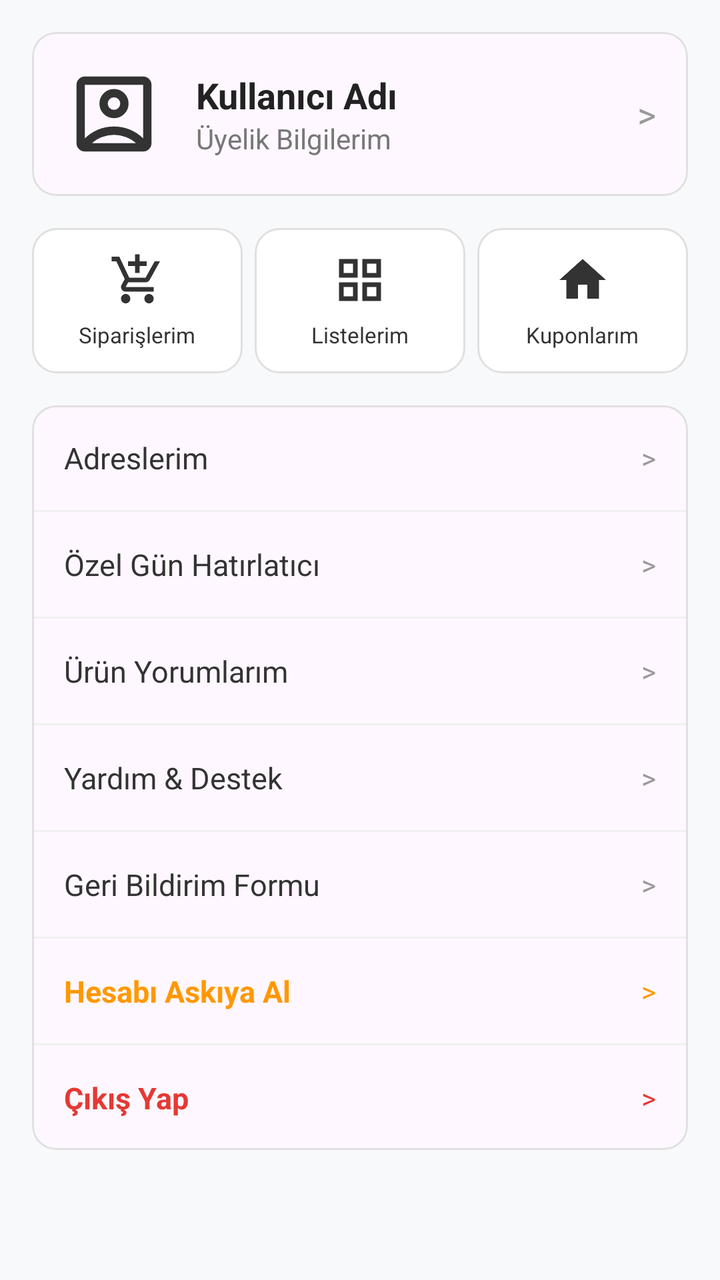
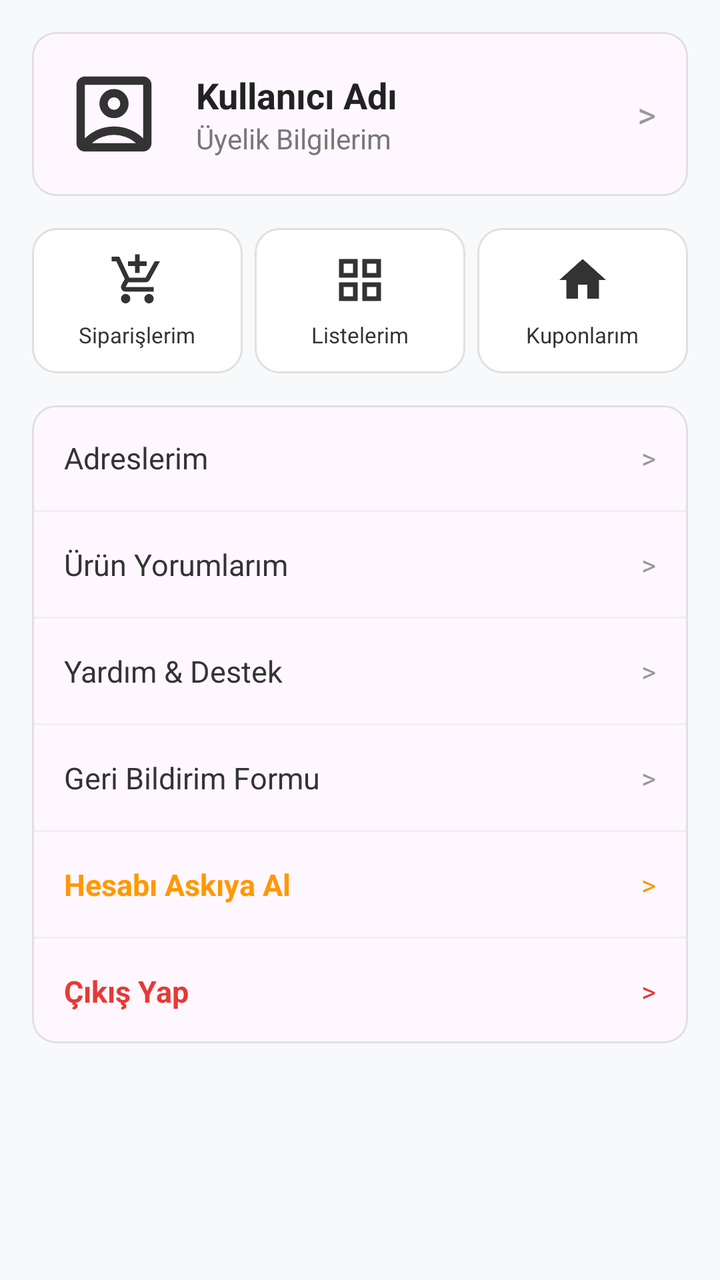

Compare the two renders of this Android layout. The source of the first and the diff that turns it into the second are given below.
<!-- AndroidManifest.xml: application theme Theme.Shingu -->
<!-- res/layout/fragment_profile.xml -->
<?xml version="1.0" encoding="utf-8"?>
<ScrollView xmlns:android="http://schemas.android.com/apk/res/android"
    xmlns:app="http://schemas.android.com/apk/res-auto"
    android:layout_width="match_parent"
    android:layout_height="match_parent"
    android:background="#F8F9FA"
    android:padding="16dp">

    <LinearLayout
        android:layout_width="match_parent"
        android:layout_height="wrap_content"
        android:orientation="vertical">

        
        <com.google.android.material.card.MaterialCardView
            android:id="@+id/cardProfileInfo"
            android:layout_width="match_parent"
            android:clickable="true"
            android:focusable="true"
            android:layout_height="wrap_content"
            android:layout_marginBottom="16dp"
            app:cardCornerRadius="12dp"
            app:cardElevation="0dp"
            app:strokeColor="#E0E0E0"
            app:strokeWidth="1dp">

            <LinearLayout
                android:layout_width="match_parent"
                android:layout_height="wrap_content"
                android:gravity="center_vertical"
                android:orientation="horizontal"
                android:padding="16dp">

                <ImageView
                    android:id="@+id/ivProfileAvatar"
                    android:layout_width="50dp"
                    android:layout_height="50dp"
                    android:src="@drawable/outline_account_box_24"
                    app:tint="#333333" />

                <LinearLayout
                    android:layout_width="0dp"
                    android:layout_height="wrap_content"
                    android:layout_marginStart="16dp"
                    android:layout_weight="1"
                    android:orientation="vertical">

                    <TextView
                        android:id="@+id/tvProfileName"
                        android:layout_width="wrap_content"
                        android:layout_height="wrap_content"
                        android:text="Kullanıcı Adı"
                        android:textColor="#222222"
                        android:textSize="18sp"
                        android:textStyle="bold" />

                    <TextView
                        android:layout_width="wrap_content"
                        android:layout_height="wrap_content"
                        android:text="Üyelik Bilgilerim"
                        android:textColor="#777777"
                        android:textSize="14sp" />
                </LinearLayout>

                <TextView
                    android:layout_width="wrap_content"
                    android:layout_height="wrap_content"
                    android:text=">"
                    android:textColor="#999999"
                    android:textSize="18sp" />
            </LinearLayout>
        </com.google.android.material.card.MaterialCardView>

        
        <Button
            android:id="@+id/btnAdminPanel"
            android:layout_width="match_parent"
            android:layout_height="50dp"
            android:layout_marginBottom="16dp"
            android:text="Yönetici: Ürün Yönetimi"
            android:textColor="#FFFFFF"
            android:textSize="15sp"
            android:textStyle="bold"
            android:visibility="gone"
            app:cornerRadius="12dp"
            app:backgroundTint="#222222" />

        
        <Button
            android:id="@+id/btnAdminAddCategory"
            android:layout_width="match_parent"
            android:layout_height="50dp"
            android:layout_marginBottom="16dp"
            android:text="Yönetici: Kategori Yönetimi"
            android:textColor="#FFFFFF"
            android:textSize="15sp"
            android:textStyle="bold"
            android:visibility="gone"
            app:cornerRadius="12dp"
            app:backgroundTint="#222222" />

        
        <Button
            android:id="@+id/btnAdminUsers"
            android:layout_width="match_parent"
            android:layout_height="50dp"
            android:layout_marginBottom="16dp"
            android:text="Yönetici: Kullanıcı Yönetimi"
            android:textColor="#FFFFFF"
            android:textSize="15sp"
            android:textStyle="bold"
            android:visibility="gone"
            app:cornerRadius="12dp"
            app:backgroundTint="#222222" />

        
        <Button
            android:id="@+id/btnAdminCampaigns"
            android:layout_width="match_parent"
            android:layout_height="50dp"
            android:layout_marginBottom="16dp"
            android:text="Yönetici: Kampanyalar"
            android:textColor="#FFFFFF"
            android:textSize="15sp"
            android:textStyle="bold"
            android:visibility="gone"
            app:cornerRadius="12dp"
            app:backgroundTint="#222222" />

        
        <LinearLayout
            android:layout_width="match_parent"
            android:layout_height="wrap_content"
            android:layout_marginBottom="16dp"
            android:orientation="horizontal">

            
            <LinearLayout
                android:id="@+id/btnOrders"
                android:layout_width="0dp"
                android:layout_height="wrap_content"
                android:layout_marginEnd="6dp"
                android:layout_weight="1"
                android:background="@drawable/bg_rounded_card"
                android:gravity="center"
                android:orientation="vertical"
                android:padding="12dp">

                <ImageView
                    android:layout_width="28dp"
                    android:layout_height="28dp"
                    android:src="@drawable/outline_add_shopping_cart_24"
                    app:tint="#333333" />

                <TextView
                    android:layout_width="wrap_content"
                    android:layout_height="wrap_content"
                    android:layout_marginTop="6dp"
                    android:text="Siparişlerim"
                    android:textColor="#333333"
                    android:textSize="11sp" />
            </LinearLayout>

            
            <LinearLayout
                android:id="@+id/btnLists"
                android:layout_width="0dp"
                android:layout_height="wrap_content"
                android:layout_marginEnd="6dp"
                android:layout_weight="1"
                android:background="@drawable/bg_rounded_card"
                android:gravity="center"
                android:orientation="vertical"
                android:padding="12dp">

                <ImageView
                    android:layout_width="28dp"
                    android:layout_height="28dp"
                    android:src="@drawable/baseline_grid_view_24"
                    app:tint="#333333" />

                <TextView
                    android:layout_width="wrap_content"
                    android:layout_height="wrap_content"
                    android:layout_marginTop="6dp"
                    android:text="Listelerim"
                    android:textColor="#333333"
                    android:textSize="11sp" />
            </LinearLayout>

            
            <LinearLayout
                android:id="@+id/btnCoupons"
                android:layout_width="0dp"
                android:layout_height="wrap_content"
                android:layout_weight="1"
                android:background="@drawable/bg_rounded_card"
                android:gravity="center"
                android:orientation="vertical"
                android:padding="12dp">

                <ImageView
                    android:layout_width="28dp"
                    android:layout_height="28dp"
                    android:src="@drawable/baseline_home_24"
                    app:tint="#333333" />

                <TextView
                    android:layout_width="wrap_content"
                    android:layout_height="wrap_content"
                    android:layout_marginTop="6dp"
                    android:text="Kuponlarım"
                    android:textColor="#333333"
                    android:textSize="11sp" />
            </LinearLayout>
        </LinearLayout>

        
        <com.google.android.material.card.MaterialCardView
            android:layout_width="match_parent"
            android:layout_height="wrap_content"
            app:cardCornerRadius="12dp"
            app:cardElevation="0dp"
            app:strokeColor="#E0E0E0"
            app:strokeWidth="1dp">

            <LinearLayout
                android:layout_width="match_parent"
                android:layout_height="wrap_content"
                android:orientation="vertical">

                
                <LinearLayout
                    android:id="@+id/btnAddresses"
                    android:layout_width="match_parent"
                    android:layout_height="wrap_content"
                    android:clickable="true"
                    android:focusable="true"
                    android:gravity="center_vertical"
                    android:orientation="horizontal"
                    android:padding="16dp">

                    <TextView
                        android:layout_width="0dp"
                        android:layout_height="wrap_content"
                        android:layout_weight="1"
                        android:text="Adreslerim"
                        android:textColor="#333333"
                        android:textSize="15sp" />

                    <TextView
                        android:layout_width="wrap_content"
                        android:layout_height="wrap_content"
                        android:text=">"
                        android:textColor="#999999" />
                </LinearLayout>

                <View
                    android:layout_width="match_parent"
                    android:layout_height="1dp"
                    android:background="#F0F0F0" />

                
                <LinearLayout
                    android:id="@+id/btnSpecialDays"
                    android:layout_width="match_parent"
                    android:layout_height="wrap_content"
                    android:clickable="true"
                    android:focusable="true"
                    android:gravity="center_vertical"
                    android:orientation="horizontal"
                    android:padding="16dp">

                    <TextView
                        android:layout_width="0dp"
                        android:layout_height="wrap_content"
                        android:layout_weight="1"
                        android:text="Özel Gün Hatırlatıcı"
                        android:textColor="#333333"
                        android:textSize="15sp" />

                    <TextView
                        android:layout_width="wrap_content"
                        android:layout_height="wrap_content"
                        android:text=">"
                        android:textColor="#999999" />
                </LinearLayout>

                <View
                    android:layout_width="match_parent"
                    android:layout_height="1dp"
                    android:background="#F0F0F0" />

                
                <LinearLayout
                    android:id="@+id/btnReviews"
                    android:layout_width="match_parent"
                    android:layout_height="wrap_content"
                    android:clickable="true"
                    android:focusable="true"
                    android:gravity="center_vertical"
                    android:orientation="horizontal"
                    android:padding="16dp">

                    <TextView
                        android:layout_width="0dp"
                        android:layout_height="wrap_content"
                        android:layout_weight="1"
                        android:text="Ürün Yorumlarım"
                        android:textColor="#333333"
                        android:textSize="15sp" />

                    <TextView
                        android:layout_width="wrap_content"
                        android:layout_height="wrap_content"
                        android:text=">"
                        android:textColor="#999999" />
                </LinearLayout>

                <View
                    android:layout_width="match_parent"
                    android:layout_height="1dp"
                    android:background="#F0F0F0" />

                
                <LinearLayout
                    android:id="@+id/btnHelp"
                    android:layout_width="match_parent"
                    android:layout_height="wrap_content"
                    android:clickable="true"
                    android:focusable="true"
                    android:gravity="center_vertical"
                    android:orientation="horizontal"
                    android:padding="16dp">

                    <TextView
                        android:layout_width="0dp"
                        android:layout_height="wrap_content"
                        android:layout_weight="1"
                        android:text="Yardım &amp; Destek"
                        android:textColor="#333333"
                        android:textSize="15sp" />

                    <TextView
                        android:layout_width="wrap_content"
                        android:layout_height="wrap_content"
                        android:text=">"
                        android:textColor="#999999" />
                </LinearLayout>

                <View
                    android:layout_width="match_parent"
                    android:layout_height="1dp"
                    android:background="#F0F0F0" />

                
                <LinearLayout
                    android:id="@+id/btnFeedback"
                    android:layout_width="match_parent"
                    android:layout_height="wrap_content"
                    android:clickable="true"
                    android:focusable="true"
                    android:gravity="center_vertical"
                    android:orientation="horizontal"
                    android:padding="16dp">

                    <TextView
                        android:layout_width="0dp"
                        android:layout_height="wrap_content"
                        android:layout_weight="1"
                        android:text="Geri Bildirim Formu"
                        android:textColor="#333333"
                        android:textSize="15sp" />

                    <TextView
                        android:layout_width="wrap_content"
                        android:layout_height="wrap_content"
                        android:text=">"
                        android:textColor="#999999" />
                </LinearLayout>

                <View
                    android:layout_width="match_parent"
                    android:layout_height="1dp"
                    android:background="#F0F0F0" />

                
                <LinearLayout
                    android:id="@+id/btnSuspendAccount"
                    android:layout_width="match_parent"
                    android:layout_height="wrap_content"
                    android:clickable="true"
                    android:focusable="true"
                    android:gravity="center_vertical"
                    android:orientation="horizontal"
                    android:padding="16dp">

                    <TextView
                        android:layout_width="0dp"
                        android:layout_height="wrap_content"
                        android:layout_weight="1"
                        android:text="Hesabı Askıya Al"
                        android:textColor="#FF9800"
                        android:textSize="15sp"
                        android:textStyle="bold" />

                    <TextView
                        android:layout_width="wrap_content"
                        android:layout_height="wrap_content"
                        android:text=">"
                        android:textColor="#FF9800" />
                </LinearLayout>

                <View
                    android:layout_width="match_parent"
                    android:layout_height="1dp"
                    android:background="#F0F0F0" />

                
                <LinearLayout
                    android:id="@+id/btnLogout"
                    android:layout_width="match_parent"
                    android:layout_height="wrap_content"
                    android:clickable="true"
                    android:focusable="true"
                    android:gravity="center_vertical"
                    android:orientation="horizontal"
                    android:padding="16dp">

                    <TextView
                        android:layout_width="0dp"
                        android:layout_height="wrap_content"
                        android:layout_weight="1"
                        android:text="Çıkış Yap"
                        android:textColor="#E53935"
                        android:textSize="15sp"
                        android:textStyle="bold" />

                    <TextView
                        android:layout_width="wrap_content"
                        android:layout_height="wrap_content"
                        android:text=">"
                        android:textColor="#E53935" />
                </LinearLayout>

            </LinearLayout>
        </com.google.android.material.card.MaterialCardView>

    </LinearLayout>
</ScrollView>
<!-- resources referenced by this layout -->
<resources>
  <!-- drawable baseline_grid_view_24 (drawable) -->
  <vector xmlns:android="http://schemas.android.com/apk/res/android" android:height="24dp" android:tint="#000000" android:viewportHeight="24" android:viewportWidth="24" android:width="24dp">
        
      <path android:fillColor="@android:color/white" android:fillType="evenOdd" android:pathData="M3,3v8h8L11,3L3,3zM9,9L5,9L5,5h4v4zM3,13v8h8v-8L3,13zM9,19L5,19v-4h4v4zM13,3v8h8L21,3h-8zM19,9h-4L15,5h4v4zM13,13v8h8v-8h-8zM19,19h-4v-4h4v4z"/>
      
  </vector>
  <!-- drawable baseline_home_24 (drawable) -->
  <vector xmlns:android="http://schemas.android.com/apk/res/android" android:height="24dp" android:tint="#000000" android:viewportHeight="24" android:viewportWidth="24" android:width="24dp">
        
      <path android:fillColor="@android:color/white" android:pathData="M10,20v-6h4v6h5v-8h3L12,3 2,12h3v8z"/>
      
  </vector>
  <!-- drawable bg_rounded_card (drawable) -->
  <?xml version="1.0" encoding="utf-8"?>
  <shape xmlns:android="http://schemas.android.com/apk/res/android">
      <solid android:color="#FFFFFF" />
      <corners android:radius="12dp" />
      <stroke
          android:width="1dp"
          android:color="#E0E0E0" />
  </shape>
  <!-- drawable outline_account_box_24 (drawable) -->
  <vector xmlns:android="http://schemas.android.com/apk/res/android" android:height="24dp" android:tint="#000000" android:viewportHeight="960" android:viewportWidth="960" android:width="24dp">
        
      <path android:fillColor="@android:color/white" android:pathData="M200,714Q254,661 325.5,630.5Q397,600 480,600Q563,600 634.5,630.5Q706,661 760,714L760,200Q760,200 760,200Q760,200 760,200L200,200Q200,200 200,200Q200,200 200,200L200,714ZM579,479Q620,438 620,380Q620,322 579,281Q538,240 480,240Q422,240 381,281Q340,322 340,380Q340,438 381,479Q422,520 480,520Q538,520 579,479ZM200,840Q167,840 143.5,816.5Q120,793 120,760L120,200Q120,167 143.5,143.5Q167,120 200,120L760,120Q793,120 816.5,143.5Q840,167 840,200L840,760Q840,793 816.5,816.5Q793,840 760,840L200,840ZM269,760L691,760Q691,760 691,760Q691,760 691,760Q647,721 591.5,700.5Q536,680 480,680Q424,680 367.5,700.5Q311,721 269,760Q269,760 269,760Q269,760 269,760ZM437.5,422.5Q420,405 420,380Q420,355 437.5,337.5Q455,320 480,320Q505,320 522.5,337.5Q540,355 540,380Q540,405 522.5,422.5Q505,440 480,440Q455,440 437.5,422.5ZM480,457L480,457Q480,457 480,457Q480,457 480,457L480,457Q480,457 480,457Q480,457 480,457L480,457Q480,457 480,457Q480,457 480,457Q480,457 480,457Q480,457 480,457Z"/>
      
  </vector>
  <!-- drawable outline_add_shopping_cart_24 (drawable) -->
  <vector xmlns:android="http://schemas.android.com/apk/res/android" android:height="24dp" android:tint="#000000" android:viewportHeight="960" android:viewportWidth="960" android:width="24dp">
        
      <path android:fillColor="@android:color/white" android:pathData="M440,360L440,240L320,240L320,160L440,160L440,40L520,40L520,160L640,160L640,240L520,240L520,360L440,360ZM223.5,856.5Q200,833 200,800Q200,767 223.5,743.5Q247,720 280,720Q313,720 336.5,743.5Q360,767 360,800Q360,833 336.5,856.5Q313,880 280,880Q247,880 223.5,856.5ZM623.5,856.5Q600,833 600,800Q600,767 623.5,743.5Q647,720 680,720Q713,720 736.5,743.5Q760,767 760,800Q760,833 736.5,856.5Q713,880 680,880Q647,880 623.5,856.5ZM40,160L40,80L171,80L341,440L621,440Q621,440 621,440Q621,440 621,440L777,160L868,160L692,478Q681,498 662.5,509Q644,520 622,520L324,520L280,600Q280,600 280,600Q280,600 280,600L760,600L760,680L280,680Q235,680 211.5,641Q188,602 210,562L264,464L120,160L40,160Z"/>
      
  </vector>
  <style name="Theme.Shingu" parent="Base.Theme.Shingu" />
  <style name="Base.Theme.Shingu" parent="Theme.Material3.DayNight.NoActionBar">
          
          
      </style>
</resources>

<!-- the commit's change to res/layout/fragment_profile.xml (unified diff, before → after) -->
@@ -126,6 +126,34 @@
             android:visibility="gone"
             app:cornerRadius="12dp"
             app:backgroundTint="#222222" />
+
+        
+        <Button
+            android:id="@+id/btnAdminCoupons"
+            android:layout_width="match_parent"
+            android:layout_height="50dp"
+            android:layout_marginBottom="16dp"
+            android:text="Yönetici: Kuponlar"
+            android:textColor="#FFFFFF"
+            android:textSize="15sp"
+            android:textStyle="bold"
+            android:visibility="gone"
+            app:cornerRadius="12dp"
+            app:backgroundTint="#222222" />
+
+        
+        <Button
+            android:id="@+id/btnAdminDashboard"
+            android:layout_width="match_parent"
+            android:layout_height="50dp"
+            android:layout_marginBottom="16dp"
+            android:text="Yönetici: Satış Özeti"
+            android:textColor="#FFFFFF"
+            android:textSize="15sp"
+            android:textStyle="bold"
+            android:visibility="gone"
+            app:cornerRadius="12dp"
+            app:backgroundTint="#6750A4" />
 
         
         <LinearLayout
@@ -260,36 +288,6 @@
                     android:layout_height="1dp"
                     android:background="#F0F0F0" />
 
-                
-                <LinearLayout
-                    android:id="@+id/btnSpecialDays"
-                    android:layout_width="match_parent"
-                    android:layout_height="wrap_content"
-                    android:clickable="true"
-                    android:focusable="true"
-                    android:gravity="center_vertical"
-                    android:orientation="horizontal"
-                    android:padding="16dp">
-
-                    <TextView
-                        android:layout_width="0dp"
-                        android:layout_height="wrap_content"
-                        android:layout_weight="1"
-                        android:text="Özel Gün Hatırlatıcı"
-                        android:textColor="#333333"
-                        android:textSize="15sp" />
-
-                    <TextView
-                        android:layout_width="wrap_content"
-                        android:layout_height="wrap_content"
-                        android:text=">"
-                        android:textColor="#999999" />
-                </LinearLayout>
-
-                <View
-                    android:layout_width="match_parent"
-                    android:layout_height="1dp"
-                    android:background="#F0F0F0" />
 
                 
                 <LinearLayout
